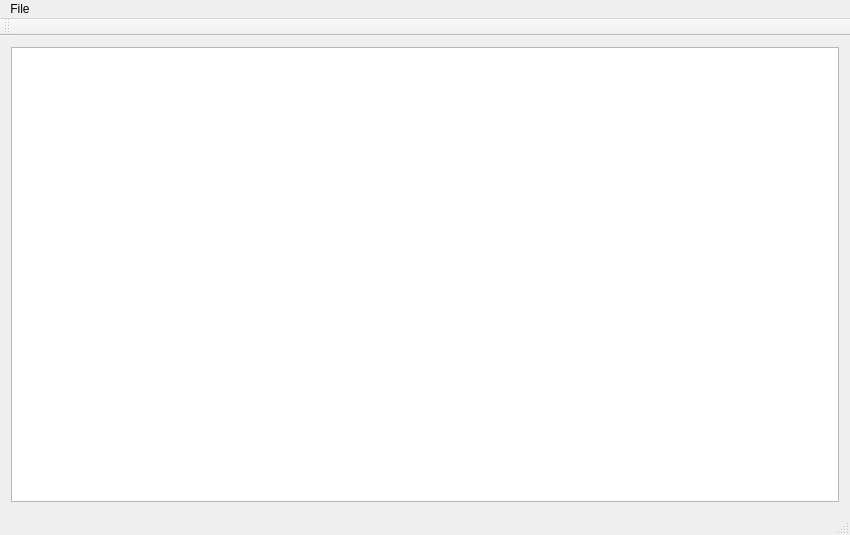
Qt form mainwindow.ui (tranter/qt-google-drive) before a commit.
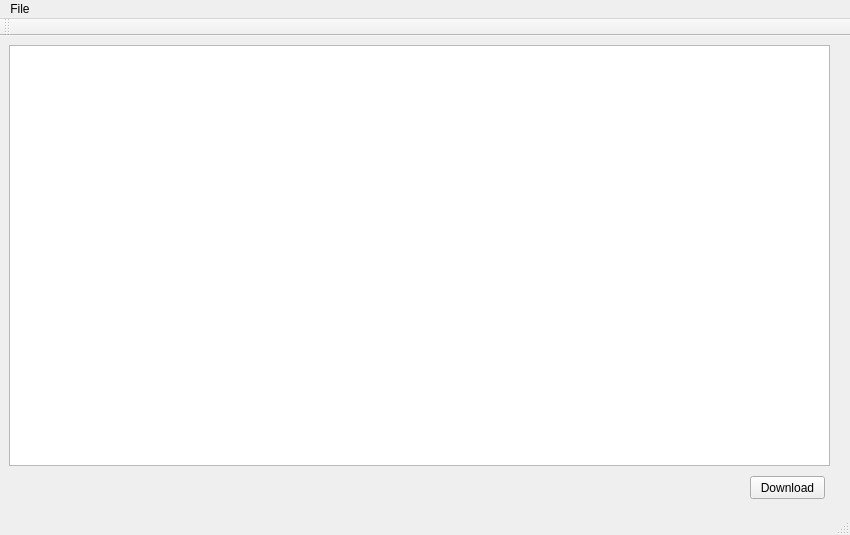
The same form after that commit.

Commit message: download implementation

Diff of the .ui file:
```diff
--- a/mainwindow.ui
+++ b/mainwindow.ui
@@ -20,9 +20,15 @@
    <bool>false</bool>
   </property>
   <widget class="QWidget" name="centralWidget">
-   <layout class="QHBoxLayout" name="horizontalLayout">
-    <item>
      <widget class="QTreeView" name="discTreeView">
+    <property name="geometry">
+     <rect>
+      <x>9</x>
+      <y>9</y>
+      <width>821</width>
+      <height>421</height>
+     </rect>
+    </property>
       <property name="locale">
        <locale language="English" country="UnitedStates"/>
       </property>
@@ -45,8 +51,19 @@
        <bool>true</bool>
       </attribute>
      </widget>
-    </item>
-   </layout>
+   <widget class="QPushButton" name="downloadButton">
+    <property name="geometry">
+     <rect>
+      <x>750</x>
+      <y>440</y>
+      <width>75</width>
+      <height>23</height>
+     </rect>
+    </property>
+    <property name="text">
+     <string>Download</string>
+    </property>
+   </widget>
   </widget>
   <widget class="QMenuBar" name="menuBar">
    <property name="geometry">
```
Left out of the diff: 16 changed lines with no effect on the pictures. Lines whose indentation alone changed are shown as unchanged. The commit also changes 5 other files.
